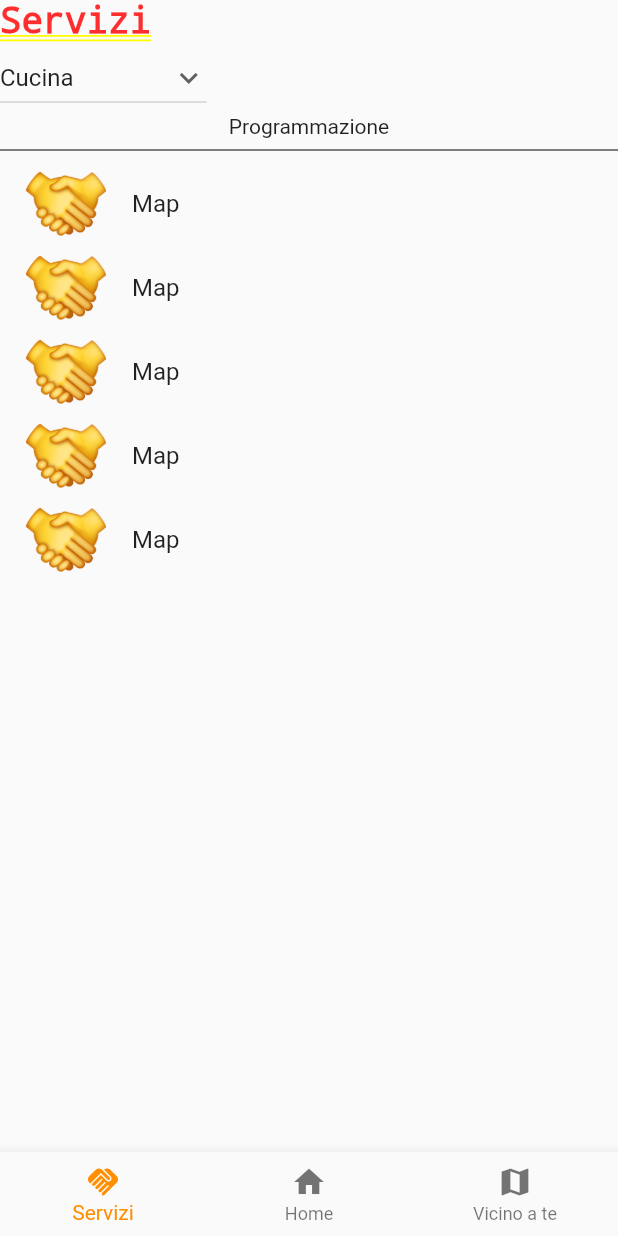
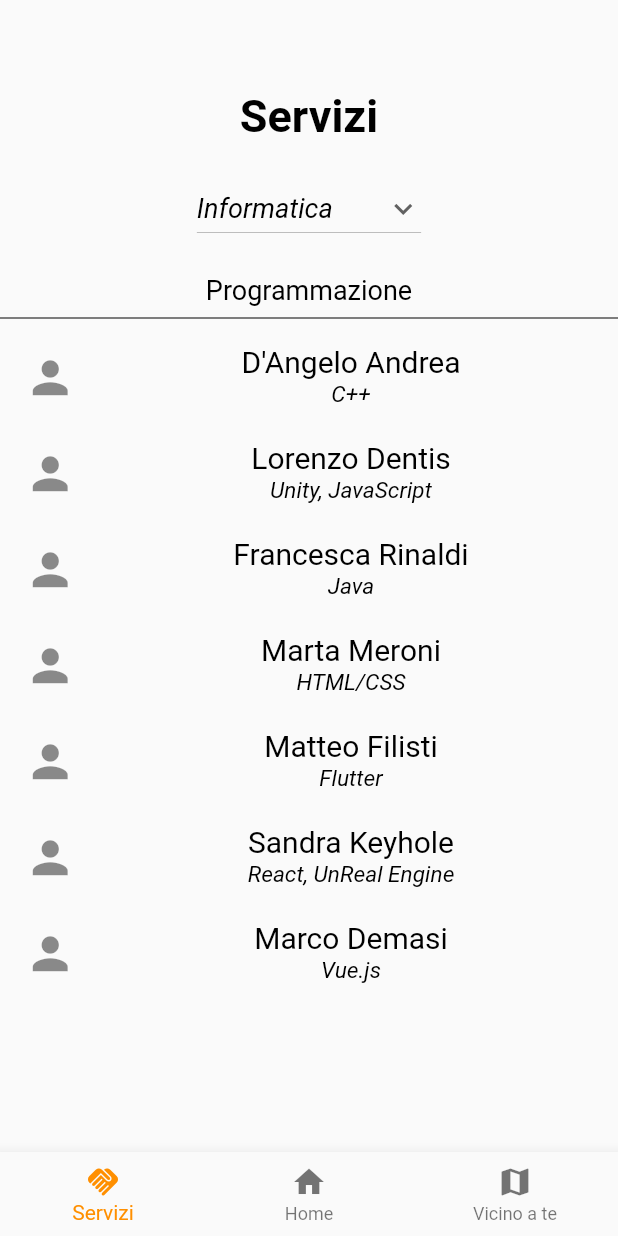
Before and after one commit to lory9894University/MyTimeTrade, a Flutter app: the ServiziElenco screen opened by its route, on a phone screen of 412 x 824 dp. Run offline on Flutter 3.47's test engine with Material 2 defaults, Android fonts, the phone set to English and light mode, and no system bars; our stand-ins replace firebase_auth, firebase_core, firebase_database, google_sign_in, slider_button; missing offline and left inert: cloud_firestore_web, firebase_auth_web, firebase_core_web, firebase_database_web, flutter_facebook_auth_web, google_sign_in_web and 1 more; accounts and stored records are empty.

Commit message:
UI dell'elenco servizi migliorato

```diff
--- a/lib/screens/servizi_elenco.dart
+++ b/lib/screens/servizi_elenco.dart
@@ -7,7 +7,7 @@ class ServiziElenco extends StatefulWidget {
 
 class _ServiziElencoState extends State<ServiziElenco> {
   int _selectedIndex = 0;
-  String dropdownvalue = 'Cucina';
+  String dropdownvalue = 'Informatica';
   var items = [
     'Informatica',
     'Cucina',
@@ -22,22 +22,36 @@ class _ServiziElencoState extends State<ServiziElenco> {
     return Scaffold(
       body: Column(
         children: <Widget>[
+          Padding(padding: EdgeInsets.only(top: 60)),
+          Container(
+            child:
             Row(
-            children: <Widget>[
-              Text("Servizi",
-                style: DefaultTextStyle.of(context).style.apply(fontSizeFactor: 0.5),
+              mainAxisAlignment: MainAxisAlignment.center,
+              children: const [
+                DefaultTextStyle(
+                  style: TextStyle(
+                    fontSize: 30.0,
+                    color: Colors.black,
+                    fontWeight: FontWeight.bold,
+                  ),
+                  child: Text("Servizi"),
                 ),
               ],
             ),
+          ),
+          Padding(padding: EdgeInsets.only(top: 20)),
+          Container(
+            child:
             Row(
-                children: <Widget>[
+              mainAxisAlignment: MainAxisAlignment.center,
+              children: <Widget> [
                 DropdownButton(
                   value: dropdownvalue,
                   icon: const Icon(Icons.keyboard_arrow_down),
                   items: items.map((String items) {
                     return DropdownMenuItem(
                       value: items,
-                        child: Text(items),
+                      child: Center(child: DefaultTextStyle(style: TextStyle(fontStyle: FontStyle.italic, color: Colors.black, fontSize: 18), child: Text(items))),
                     );
                   }).toList(),
                   // After selecting the desired option,it will
@@ -50,12 +64,14 @@ class _ServiziElencoState extends State<ServiziElenco> {
                 ),
               ],
             ),
+          ),
+          Padding(padding: EdgeInsets.only(top: 20)),
           Row(
             children: <Widget>[
               Expanded(
                 child: Column(
                   children: <Widget>[
-                    Text("Programmazione"),
+                    Center(child: DefaultTextStyle(style: TextStyle(color: Colors.black, fontSize: 18), child: Text('Programmazione'))),
                     Divider(
                       color: Colors.black,
                     ),
@@ -64,31 +80,55 @@ class _ServiziElencoState extends State<ServiziElenco> {
               ),
             ],
           ),
-          Flexible( //TODO: Cambiare in lista infinita
+          Container(
+            child: Flexible( //TODO: Cambiare in lista infinita
               child: ListView(
                 shrinkWrap: true,
-              children: <Widget>[
+                children: const <Widget>[
                   ListTile(
-                  leading: Image.asset('assets/img/handshake.png'),
-                  title: Text('Map'),
+                    dense: true,
+                    leading: Icon(Icons.person, size: 35),
+                    title: Center(child: DefaultTextStyle(style: TextStyle(color: Colors.black, fontSize: 20), child: Text("D'Angelo Andrea"))),
+                    subtitle: Center(child: DefaultTextStyle(style: TextStyle(fontStyle: FontStyle.italic, color: Colors.black, fontSize: 15), child: Text('C++'))),
                   ),
                   ListTile(
-                  leading: Image.asset('assets/img/handshake.png'),
-                  title: Text('Map'),
+                    dense: true,
+                    leading: Icon(Icons.person, size: 35),
+                    title: Center(child: DefaultTextStyle(style: TextStyle(color: Colors.black, fontSize: 20), child: Text("Lorenzo Dentis"))),
+                    subtitle: Center(child: DefaultTextStyle(style: TextStyle(fontStyle: FontStyle.italic, color: Colors.black, fontSize: 15), child: Text('Unity, JavaScript'))),
                   ),
                   ListTile(
-                  leading: Image.asset('assets/img/handshake.png'),
-                  title: Text('Map'),
+                    dense: true,
+                    leading: Icon(Icons.person, size: 35),
+                    title: Center(child: DefaultTextStyle(style: TextStyle(color: Colors.black, fontSize: 20), child: Text("Francesca Rinaldi"))),
+                    subtitle: Center(child: DefaultTextStyle(style: TextStyle(fontStyle: FontStyle.italic, color: Colors.black, fontSize: 15), child: Text('Java'))),
                   ),
                   ListTile(
-                  leading: Image.asset('assets/img/handshake.png'),
-                  title: Text('Map'),
+                    dense: true,
+                    leading: Icon(Icons.person, size: 35),
+                    title: Center(child: DefaultTextStyle(style: TextStyle(color: Colors.black, fontSize: 20), child: Text("Marta Meroni"))),
+                    subtitle: Center(child: DefaultTextStyle(style: TextStyle(fontStyle: FontStyle.italic, color: Colors.black, fontSize: 15), child: Text('HTML/CSS'))),
                   ),
                   ListTile(
-                  leading: Image.asset('assets/img/handshake.png'),
-                  title: Text('Map'),
+                    dense: true,
+                    leading: Icon(Icons.person, size: 35),
+                    title: Center(child: DefaultTextStyle(style: TextStyle(color: Colors.black, fontSize: 20), child: Text("Matteo Filisti"))),
+                    subtitle: Center(child: DefaultTextStyle(style: TextStyle(fontStyle: FontStyle.italic, color: Colors.black, fontSize: 15), child: Text('Flutter'))),
+                  ),
+                  ListTile(
+                    dense: true,
+                    leading: Icon(Icons.person, size: 35),
+                    title: Center(child: DefaultTextStyle(style: TextStyle(color: Colors.black, fontSize: 20), child: Text("Sandra Keyhole"))),
+                    subtitle: Center(child: DefaultTextStyle(style: TextStyle(fontStyle: FontStyle.italic, color: Colors.black, fontSize: 15), child: Text('React, UnReal Engine'))),
+                  ),
+                  ListTile(
+                    dense: true,
+                    leading: Icon(Icons.person, size: 35),
+                    title: Center(child: DefaultTextStyle(style: TextStyle(color: Colors.black, fontSize: 20), child: Text("Marco Demasi"))),
+                    subtitle: Center(child: DefaultTextStyle(style: TextStyle(fontStyle: FontStyle.italic, color: Colors.black, fontSize: 15), child: Text('Vue.js'))),
                   ),
                 ],
+              ),
             ),
           ),
         ],
```
Lines whose indentation alone changed are shown as unchanged.
